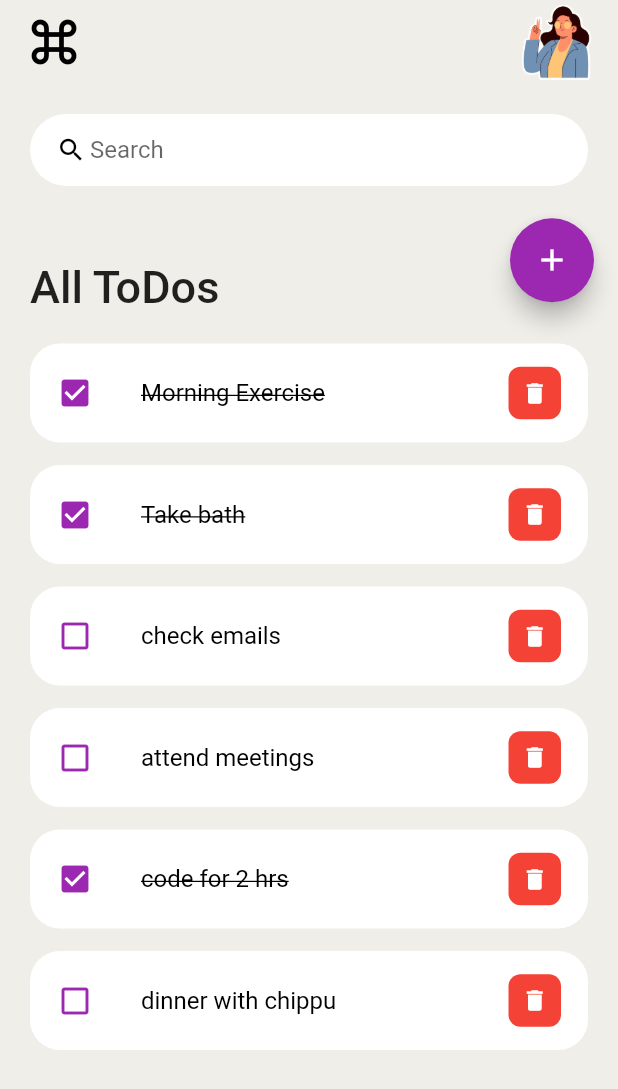
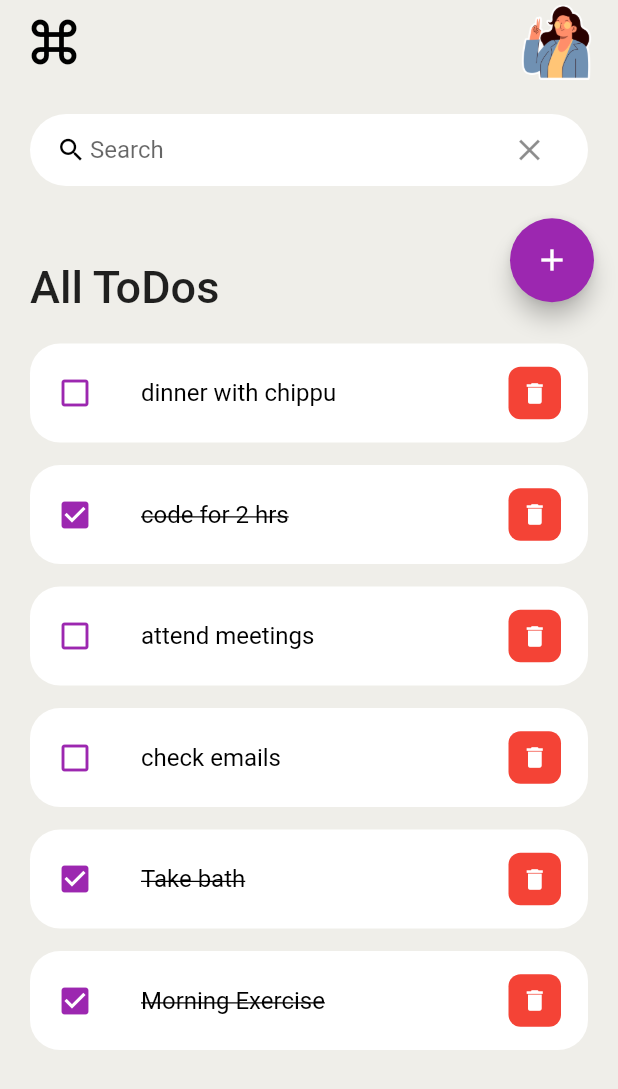
Before and after one commit to Karmic-Soul/ToDo-App-Flutter, a Flutter app: the screen it shows after launch, on a phone screen of 412 x 824 dp. Shown: the top 1089 px of the screen. Run offline on Flutter 3.47's test engine with Material 2 defaults, Android fonts, the phone set to English and light mode, and no system bars.

Commit message:
Implemented search bar functionality and other bug fixes

```diff
--- a/lib/screens/home.dart
+++ b/lib/screens/home.dart
@@ -2,7 +2,6 @@ import 'package:flutter/material.dart';
 import 'package:todo_app/model/todo_model.dart';
 import 'package:todo_app/widgets/appbar.dart';
 import 'package:todo_app/widgets/bottomsheet.dart';
-import 'package:todo_app/widgets/searchbox.dart';
 import 'package:todo_app/widgets/todo_item.dart';
 
 final todosList = ToDo.todoList();
@@ -15,6 +14,14 @@ class HomeScreen extends StatefulWidget {
 }
 
 class _HomeScreenState extends State<HomeScreen> {
+  List<ToDo> _foundToDo = [];
+  var _searchController = TextEditingController();
+  @override
+  void initState() {
+    _foundToDo = todosList;
+    super.initState();
+  }
+
   @override
   Widget build(BuildContext context) {
     return Scaffold(
@@ -24,7 +31,41 @@ class _HomeScreenState extends State<HomeScreen> {
         padding: const EdgeInsets.symmetric(horizontal: 20, vertical: 20),
         child: Column(
           children: [
-            searchBox(),
+            Container(
+              padding: const EdgeInsets.symmetric(horizontal: 15),
+              decoration: BoxDecoration(
+                color: Colors.white,
+                borderRadius: BorderRadius.circular(25),
+              ),
+              child: TextField(
+                controller: _searchController,
+                onChanged: (value) {
+                  searching(value);
+                },
+                decoration: InputDecoration(
+                  border: InputBorder.none,
+                  contentPadding: const EdgeInsets.all(14),
+                  prefixIcon: const Icon(
+                    Icons.search,
+                    color: Colors.black,
+                    size: 20,
+                  ),
+                  prefixIconConstraints: const BoxConstraints(
+                    maxHeight: 20,
+                    minWidth: 25,
+                  ),
+                  hintText: 'Search',
+                  suffixIcon: IconButton(
+                    onPressed: () {
+                      _searchController.clear();
+                      FocusManager.instance.primaryFocus?.unfocus();
+                      searching(_searchController.text);
+                    },
+                    icon: Icon(Icons.clear),
+                  ),
+                ),
+              ),
+            ),
             Expanded(
               child: ListView(
                 children: [
@@ -39,7 +80,7 @@ class _HomeScreenState extends State<HomeScreen> {
                           TextStyle(fontSize: 30, fontWeight: FontWeight.w500),
                     ),
                   ),
-                  for (ToDo todoo in todosList)
+                  for (ToDo todoo in _foundToDo.reversed)
                     ToDoItem(
                       todo: todoo,
                       onChangeToDo: changeToDo,
@@ -74,11 +115,14 @@ class _HomeScreenState extends State<HomeScreen> {
 
   void deleteToDoItem(String id) {
     setState(() {
-      todosList.removeWhere((item) => item.id == id);
+      _foundToDo.removeWhere((item) => item.id == id);
     });
   }
 
   void addtask(String tasktext) {
+    if (tasktext.isEmpty) {
+      return;
+    }
     setState(() {
       todosList.add(ToDo(
         id: DateTime.now().millisecondsSinceEpoch.toString(),
@@ -86,8 +130,28 @@ class _HomeScreenState extends State<HomeScreen> {
       ));
     });
   }
+
+  void searching(String searchText) {
+    List<ToDo> results = [];
+    if (searchText.isEmpty) {
+      results = todosList;
+    } else {
+      results = todosList
+          .where((element) => element.todotext!
+              .toLowerCase()
+              .contains(searchText.toLowerCase()))
+          .toList();
+      //Searching functionality//
+    }
+    setState(() {
+      _foundToDo = results;
+    });
+  }
+
+  List<ToDo> getList() {
+    return todosList;
+  }
 }
-
 
 // Future<void> showBottomSheet(BuildContext ctx) async {
 //   showModalBottomSheet(
--- a/lib/widgets/bottomsheet.dart
+++ b/lib/widgets/bottomsheet.dart
@@ -43,6 +43,7 @@ class BtmSheet {
                       final newtext = _addtaskController.text;
                       addtask(newtext);
                       Navigator.of(ctx).pop();
+                      FocusManager.instance.primaryFocus?.unfocus();
                     },
                     child: Text(
                       'Add',
--- a/lib/widgets/searchbox.dart
+++ /dev/null
@@ -1,26 +0,0 @@
-import 'package:flutter/material.dart';
-
-Widget searchBox() {
-  return Container(
-    padding: const EdgeInsets.symmetric(horizontal: 15),
-    decoration: BoxDecoration(
-      color: Colors.white,
-      borderRadius: BorderRadius.circular(25),
-    ),
-    child: const TextField(
-      decoration: InputDecoration(
-          border: InputBorder.none,
-          contentPadding: EdgeInsets.all(0),
-          prefixIcon: Icon(
-            Icons.search,
-            color: Colors.black,
-            size: 20,
-          ),
-          prefixIconConstraints: BoxConstraints(
-            maxHeight: 20,
-            minWidth: 25,
-          ),
-          hintText: 'Search'),
-    ),
-  );
-}
```
